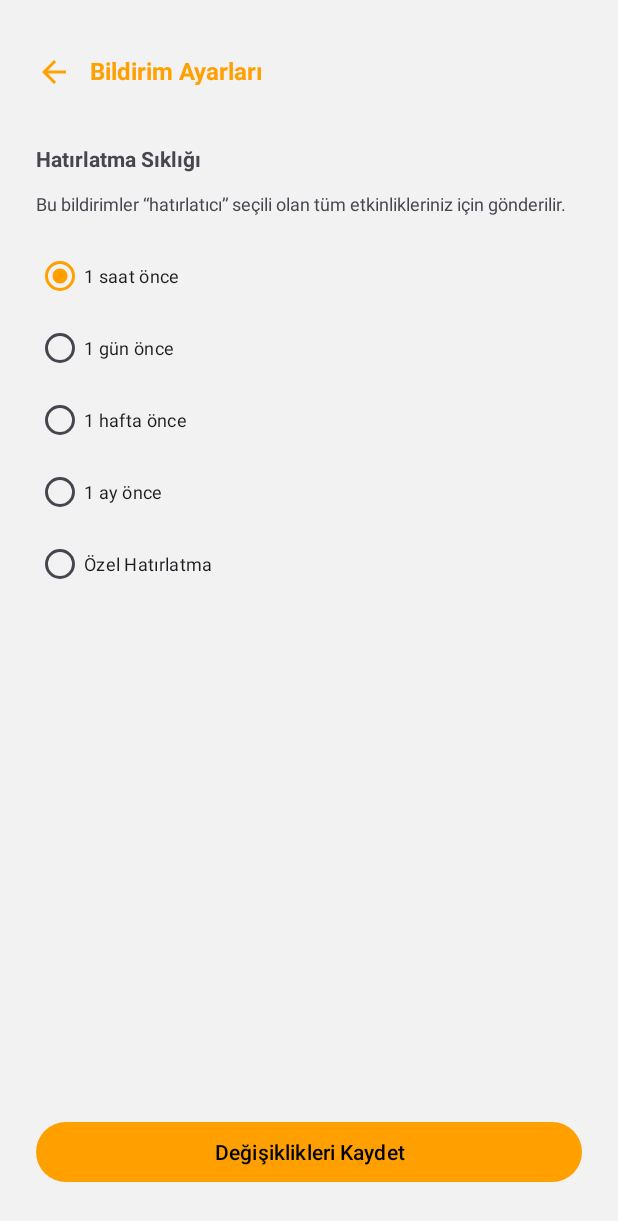
After one commit to ozlemcivelek/EventFlow, an Android app: the layout fragment_notification.xml on its own in the app's theme, with its tools: preview values and no code run, on a phone screen of 412 x 824 dp. The commit adds this screen. Shown: the top 1221 px of the screen. Run offline under Robolectric (Android 15) with nearby library versions, the phone set to English and light mode, and no system bars.

Commit message:
Add reminder the event.

```diff
--- a/app/src/main/java/com/example/eventflow/database/usecase/GetEventUseCase.kt
+++ b/app/src/main/java/com/example/eventflow/database/usecase/GetEventUseCase.kt
@@ -20,6 +20,7 @@ class GetEventUseCase @Inject constructor(
                     date = event.date,
                     startTime = event.startTime,
                     endTime = event.endTime,
+                    reminder = event.reminder,
                     location = event.location,
                     category = event.category,
                     serviceList = event.serviceList,
--- a/app/src/main/java/com/example/eventflow/database/utils/DateFormatterUtil.kt
+++ b/app/src/main/java/com/example/eventflow/database/utils/DateFormatterUtil.kt
@@ -6,7 +6,7 @@ import java.util.Locale
 
 object DateFormatterUtil {
     fun calculateRemainingTime(eventDate: String, eventStartTime: String): String {
-        val dateFormat = SimpleDateFormat("dd/MM/yyyy HH", Locale.getDefault())
+        val dateFormat = SimpleDateFormat("dd/MM/yyyy HH:mm", Locale.getDefault())
         val currentDateTime = Date()
 
         return try {
--- a/app/src/main/java/com/example/eventflow/models/EventDetailModel.kt
+++ b/app/src/main/java/com/example/eventflow/models/EventDetailModel.kt
@@ -14,6 +14,7 @@ data class EventDetailModel(
     val customerName: String?,
     val customerPhone: String?,
     val customerEmail: String?,
+    val reminder: Boolean? = false,
 ) {
     constructor() : this("", "", "", "", "", "", "", "", emptyList(), null, null, null, null)
 }
--- a/app/src/main/java/com/example/eventflow/models/EventModel.kt
+++ b/app/src/main/java/com/example/eventflow/models/EventModel.kt
@@ -13,6 +13,7 @@ data class EventModel(
     val location: String,
     var customerRef: String? = null,
     var serviceList: List<String>? = null,
+    val reminder: Boolean = false,
 ) {
     constructor() : this("", "", "", "", "", "", "", "")
 
--- /dev/null
+++ b/app/src/main/res/layout/fragment_notification.xml
@@ -0,0 +1,144 @@
+<?xml version="1.0" encoding="utf-8"?>
+<androidx.constraintlayout.widget.ConstraintLayout xmlns:android="http://schemas.android.com/apk/res/android"
+    xmlns:app="http://schemas.android.com/apk/res-auto"
+    xmlns:tools="http://schemas.android.com/tools"
+    android:layout_width="match_parent"
+    android:layout_height="match_parent"
+    android:background="@color/dusty_white"
+    android:paddingHorizontal="24dp"
+    tools:context=".ui.notification.NotificationFragment">
+
+    <ImageButton
+        android:id="@+id/backButton"
+        android:layout_width="wrap_content"
+        android:layout_height="wrap_content"
+        android:layout_marginTop="36dp"
+        android:background="@android:color/transparent"
+        android:src="@drawable/ic_back"
+        app:layout_constraintStart_toStartOf="parent"
+        app:layout_constraintTop_toTopOf="parent"
+        app:tint="@color/primary" />
+
+    <TextView
+        android:id="@+id/pageTitle"
+        android:layout_width="wrap_content"
+        android:layout_height="wrap_content"
+        android:layout_marginStart="12dp"
+        android:layout_marginTop="36dp"
+        android:text="Bildirim Ayarları"
+        android:textColor="@color/primary"
+        android:textSize="16sp"
+        android:textStyle="bold"
+        app:layout_constraintStart_toEndOf="@+id/backButton"
+        app:layout_constraintTop_toTopOf="parent" />
+
+    <TextView
+        android:id="@+id/title"
+        android:layout_width="wrap_content"
+        android:layout_height="wrap_content"
+        android:layout_marginTop="36dp"
+        android:text="Hatırlatma Sıklığı"
+        android:textAlignment="textStart"
+        android:textSize="14sp"
+        android:textStyle="bold"
+        app:layout_constraintStart_toStartOf="parent"
+        app:layout_constraintTop_toBottomOf="@+id/backButton" />
+
+
+    <TextView
+        android:id="@+id/textView"
+        android:layout_width="wrap_content"
+        android:layout_height="wrap_content"
+        android:layout_marginTop="12dp"
+        android:text="Bu bildirimler “hatırlatıcı” seçili olan tüm etkinlikleriniz için gönderilir."
+        android:textAlignment="textStart"
+        android:textSize="12sp"
+        app:layout_constraintStart_toStartOf="parent"
+        app:layout_constraintTop_toBottomOf="@+id/title" />
+
+    <TextView
+        android:id="@+id/addNotification"
+        android:layout_width="wrap_content"
+        android:layout_height="wrap_content"
+        android:layout_marginTop="16dp"
+        android:drawablePadding="4dp"
+        android:paddingHorizontal="4dp"
+        android:paddingVertical="2dp"
+        android:text="Bildirim Ekle"
+        android:textSize="14sp"
+        android:textStyle="bold"
+        android:visibility="gone"
+        app:drawableStartCompat="@drawable/ic_add_circle"
+        app:drawableTint="@color/black"
+        app:layout_constraintStart_toStartOf="parent"
+        app:layout_constraintTop_toBottomOf="@id/textView" />
+
+    <RadioGroup
+        android:id="@+id/reminderRadioGroup"
+        android:layout_width="match_parent"
+        android:layout_height="wrap_content"
+        android:layout_marginTop="16dp"
+        android:orientation="vertical"
+        app:layout_constraintEnd_toEndOf="parent"
+        app:layout_constraintStart_toStartOf="parent"
+        app:layout_constraintTop_toBottomOf="@+id/textView">
+
+        <com.google.android.material.radiobutton.MaterialRadioButton
+            android:id="@+id/radioReminder1"
+            android:layout_width="match_parent"
+            android:layout_height="wrap_content"
+            android:layout_gravity="start"
+            android:layout_weight="1"
+            android:checked="true"
+            android:text="1 saat önce"
+            android:textSize="12sp" />
+
+        <com.google.android.material.radiobutton.MaterialRadioButton
+            android:id="@+id/radioReminder2"
+            android:layout_width="match_parent"
+            android:layout_height="wrap_content"
+            android:layout_gravity="start"
+            android:layout_weight="1"
+            android:checked="false"
+            android:text="1 gün önce"
+            android:textSize="12sp" />
+
+        <com.google.android.material.radiobutton.MaterialRadioButton
+            android:id="@+id/radioReminder3"
+            android:layout_width="match_parent"
+            android:layout_height="wrap_content"
+            android:layout_gravity="start"
+            android:layout_weight="1"
+            android:checked="false"
+            android:text="1 hafta önce"
+            android:textSize="12sp" />
+
+        <com.google.android.material.radiobutton.MaterialRadioButton
+            android:id="@+id/radioReminder4"
+            android:layout_width="match_parent"
+            android:layout_height="wrap_content"
+            android:layout_gravity="start"
+            android:layout_weight="1"
+            android:checked="false"
+            android:text="1 ay önce"
+            android:textSize="12sp" />
+
+        <com.google.android.material.radiobutton.MaterialRadioButton
+            android:id="@+id/radioCustom"
+            android:layout_width="match_parent"
+            android:layout_height="wrap_content"
+            android:layout_gravity="start"
+            android:layout_weight="1"
+            android:checked="false"
+            android:text="Özel Hatırlatma"
+            android:textSize="12sp" />
+    </RadioGroup>
+
+    <Button
+        android:id="@+id/changeSaveButton"
+        android:layout_width="match_parent"
+        android:layout_height="wrap_content"
+        android:layout_marginBottom="32dp"
+        android:text="Değişiklikleri Kaydet"
+        app:layout_constraintBottom_toBottomOf="parent" />
+</androidx.constraintlayout.widget.ConstraintLayout>
--- a/app/src/main/res/values/strings.xml
+++ b/app/src/main/res/values/strings.xml
@@ -92,4 +92,5 @@
     <string name="customer_edit_phone">Telefon</string>
     <string name="ptal">İptal</string>
     <string name="customer_edit_save">KAYDET</string>
+    <string name="reminder">Hatırlatıcı</string>
 </resources>
```
Also changed, not shown: app/src/main/AndroidManifest.xml (+9 -0 lines), app/src/main/java/com/example/eventflow/database/di/AppModule.kt (+16 -2 lines), app/src/main/java/com/example/eventflow/database/usecase/GetReservationsUseCase.kt (+6 -3 lines), app/src/main/java/com/example/eventflow/database/usecase/ScheduleNotificationUseCase.kt (added, +37 -0 lines), app/src/main/java/com/example/eventflow/models/RezervationModel.kt (+6 -2 lines), app/src/main/java/com/example/eventflow/ui/account/AccountFragment.kt (+6 -1 lines), app/src/main/java/com/example/eventflow/ui/event/AddEventFragment.kt (+80 -4 lines), app/src/main/java/com/example/eventflow/ui/event/AddEventViewModel.kt (+21 -1 lines), app/src/main/java/com/example/eventflow/ui/notification/NotificationHelper.kt (added, +25 -0 lines), app/src/main/java/com/example/eventflow/ui/notification/NotificationReceiver.kt (added, +47 -0 lines), app/src/main/java/com/example/eventflow/ui/notification/ReminderBottomSheet.kt (added, +48 -0 lines), app/src/main/res/layout/bottom_sheet_reminder.xml (added, +106 -0 lines), app/src/main/res/layout/fragment_add_event.xml (+15 -1 lines).
